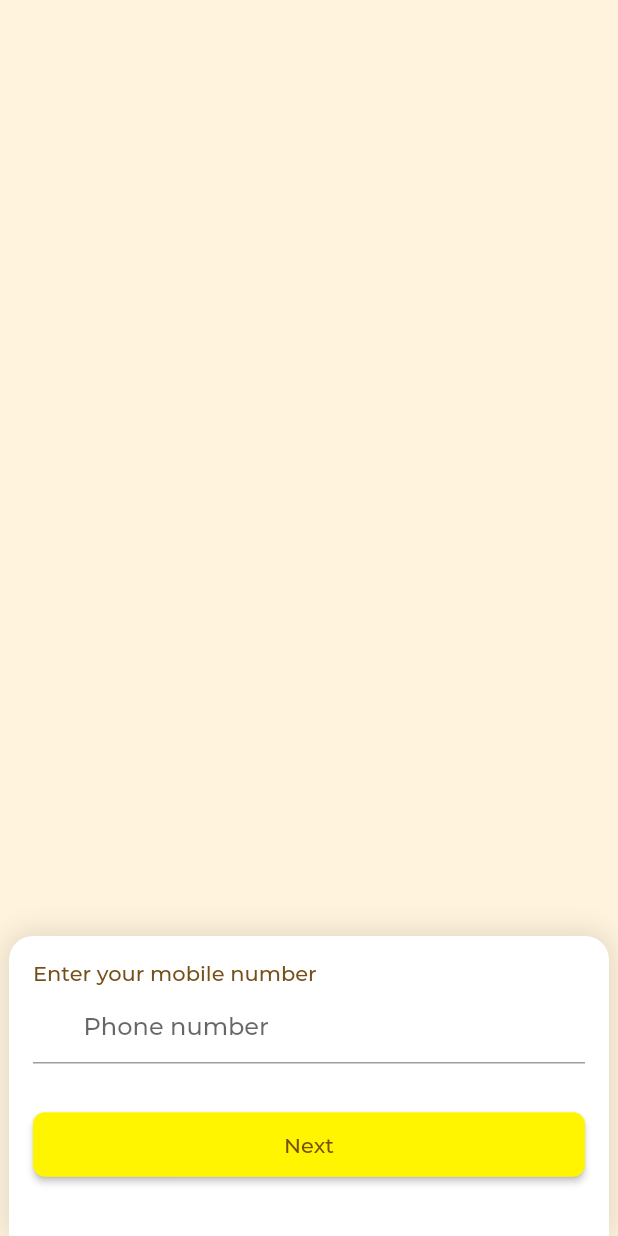
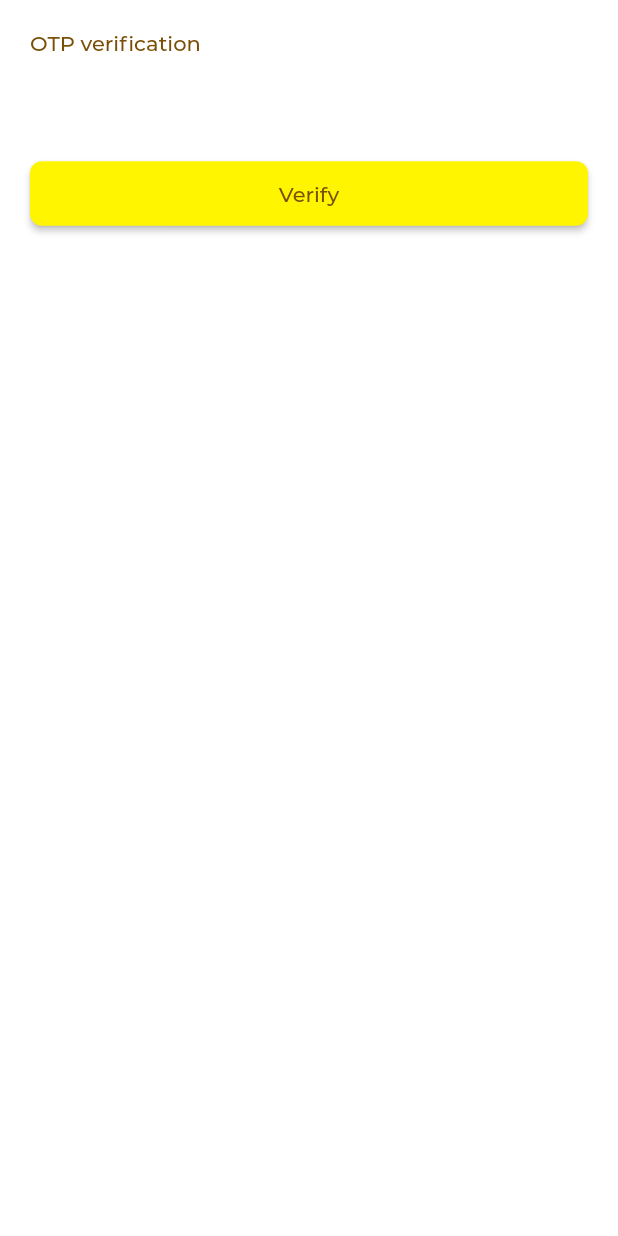
Before and after one commit to abinbabuabu/foode, a Flutter app: the screen it shows after launch, on a phone screen of 412 x 824 dp. Run offline on Flutter 3.47's test engine with Material 2 defaults, Android fonts, the light colour scheme and no system bars; our stand-ins replace flutter_spinkit, pinput.

Commit message:
Otp Page Done

```diff
--- a/lib/main.dart
+++ b/lib/main.dart
@@ -1,5 +1,6 @@
 import 'package:flutter/material.dart';
 import 'package:foodie/pages/LoginPage.dart';
+import 'package:foodie/pages/OtpPage.dart';
 
 void main() => runApp(MyApp());
 
@@ -10,11 +11,12 @@ class MyApp extends StatelessWidget {
     return MaterialApp(
       title: 'Flutter Demo',
       theme: ThemeData(
+        textTheme: TextTheme(display1: TextStyle(color:Color(0xFF7B4E06) )),
         primaryColor: Color(0xFFB98105),
         accentColor: Color(0xFFFFF500),
         fontFamily: "Montseratt"
       ),
-      home: LoginPage()
+      home: OtpPage()
     );
   }
 }
--- /dev/null
+++ b/lib/pages/OtpPage.dart
@@ -0,0 +1,68 @@
+
+import 'package:flutter/cupertino.dart';
+import 'package:flutter/material.dart';
+import 'package:flutter_spinkit/flutter_spinkit.dart';
+import 'package:foodie/components/Button.dart';
+import 'package:pinput/pin_put/pin_put.dart';
+
+class OtpPage extends StatefulWidget {
+  @override
+  _OtpPageState createState() => _OtpPageState();
+}
+
+class _OtpPageState extends State<OtpPage> {
+  bool _visibility = true;
+  final spinKit = SpinKitThreeBounce(color: Color(0xFFFFF500),size: 30,);
+
+  @override
+  Widget build(BuildContext context) {
+    return Scaffold(
+      body: SafeArea(
+        child: Container(
+          padding: EdgeInsets.all(20.0),
+          width: double.infinity,
+          color: Colors.white,
+          child: Column(
+            crossAxisAlignment: CrossAxisAlignment.start,
+            children: <Widget>[
+              Text(
+                "OTP verification",
+                style: TextStyle(color: Color(0xFF7B4E06)),
+              ),
+              Align(
+                alignment: Alignment.center,
+                child: Container(
+                    width: MediaQuery
+                        .of(context)
+                        .size
+                        .width - 80,
+                    child: PinPut(
+                      fieldsCount: 6,
+                      onSubmit: _otpSubmit,
+                      actionButtonsEnabled: false,
+                    )),
+              ),
+              SizedBox(height: 20,),
+              Visibility(
+                visible: _visibility,
+                child: mButton(
+                  listener: () {
+                    _otpSubmit();
+                  },
+                  text: "Verify",
+                ),
+              ),
+              Visibility(visible: !_visibility, child:spinKit,)
+            ],
+          ),
+        ),
+      ),
+    );
+  }
+
+  _otpSubmit() {
+    setState(() {
+      _visibility = false;
+    });
+  }
+}
--- a/pubspec.yaml
+++ b/pubspec.yaml
@@ -24,6 +24,7 @@ dependencies:
   # Use with the CupertinoIcons class for iOS style icons.
   cupertino_icons: ^0.1.2
   flutter_spinkit: ^4.1.1
+  pinput: 0.1.10
 
 dev_dependencies:
   flutter_test:
```
Also changed, not shown: pubspec.lock.
